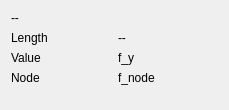
The window that src/grafdetail.ui (hobrasoft/simul6) describes before a commit, drawn with Qt 5.
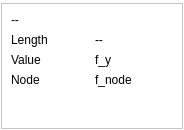
The same window after the commit.

Commit message: Pozicování okna GrafDetail

Diff of the .ui file:
```diff
--- a/src/grafdetail.ui
+++ b/src/grafdetail.ui
@@ -9,14 +9,48 @@
    <rect>
     <x>0</x>
     <y>0</y>
-    <width>229</width>
-    <height>110</height>
+    <width>184</width>
+    <height>130</height>
    </rect>
   </property>
   <property name="windowTitle">
    <string>Constituent detail</string>
   </property>
+  <property name="styleSheet">
+   <string notr="true">background: white</string>
+  </property>
+  <layout class="QGridLayout" name="gridLayout_2">
+   <property name="leftMargin">
+    <number>1</number>
+   </property>
+   <property name="topMargin">
+    <number>3</number>
+   </property>
+   <property name="rightMargin">
+    <number>1</number>
+   </property>
+   <property name="bottomMargin">
+    <number>1</number>
+   </property>
+   <property name="spacing">
+    <number>1</number>
+   </property>
+   <item row="0" column="0">
+    <widget class="QFrame" name="frame">
+     <property name="frameShape">
+      <enum>QFrame::StyledPanel</enum>
+     </property>
+     <property name="frameShadow">
+      <enum>QFrame::Raised</enum>
+     </property>
   <layout class="QGridLayout" name="gridLayout">
+      <item row="0" column="0">
+       <widget class="QLabel" name="f_name">
+        <property name="text">
+         <string>--</string>
+        </property>
+       </widget>
+      </item>
    <item row="1" column="0">
     <widget class="QLabel" name="label_2">
      <property name="text">
@@ -72,11 +106,7 @@
      </property>
     </spacer>
    </item>
-   <item row="0" column="0" colspan="2">
-    <widget class="QLabel" name="f_name">
-     <property name="text">
-      <string>--</string>
-     </property>
+     </layout>
     </widget>
    </item>
   </layout>
```
Lines whose indentation alone changed are shown as unchanged. The commit also changes 1 other file.
